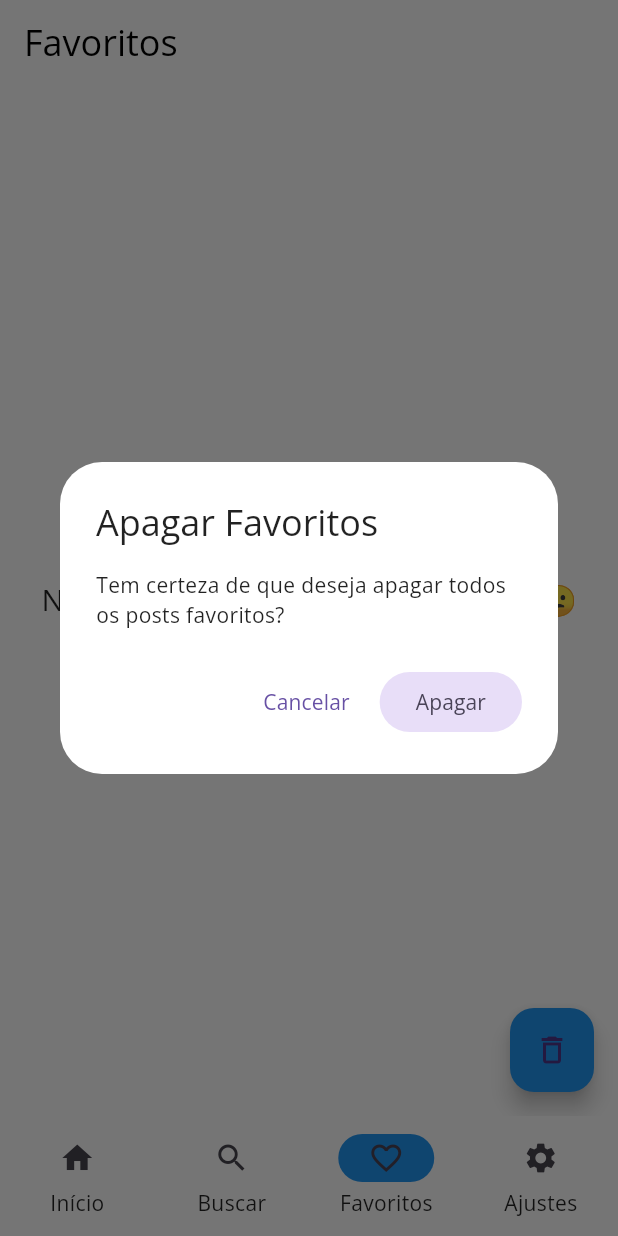
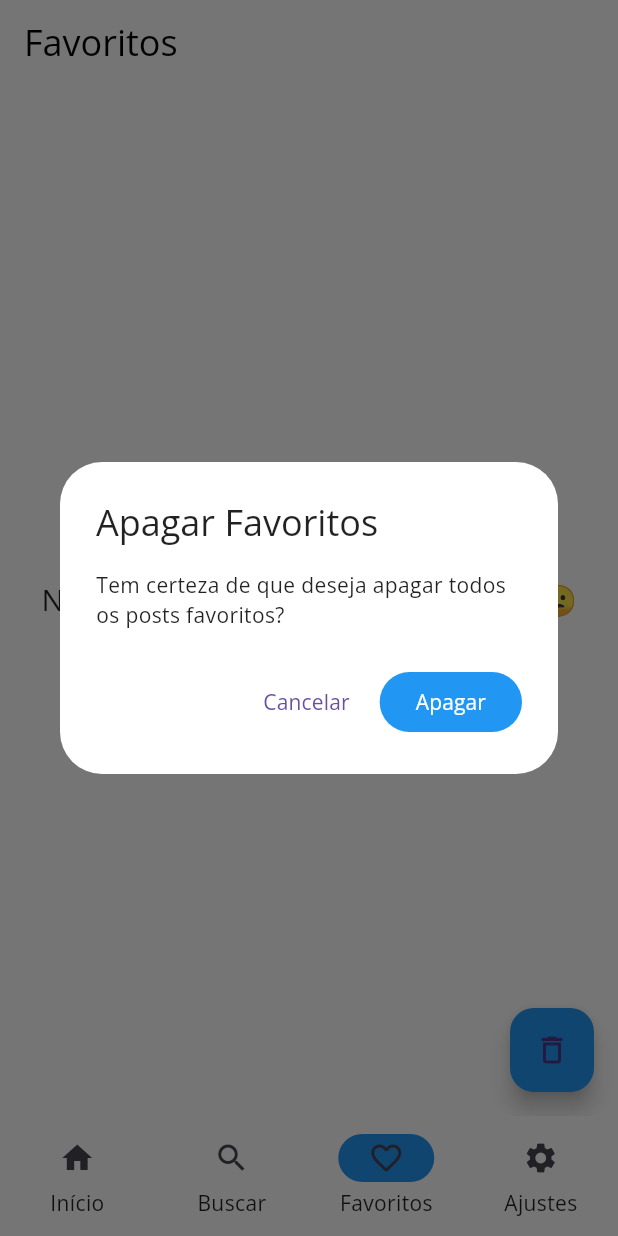
Before and after one commit to hendrilmendes/News-Droid, a Flutter app: the screen it shows after launch, item 3 of the bottom bar chosen, after a tap on the "delete outline" icon, on a phone screen of 412 x 824 dp. Run offline on Flutter 3.47's test engine with Material 3 defaults, Android fonts, the phone set to English and light mode, and no system bars; our stand-ins replace cached_network_image, connectivity_plus, firebase_core, firebase_crashlytics, flutter_widget_from_html, fluttertoast and 7 more; missing offline and left inert: feedback, flutter_email_sender, flutter_web_auth_2, onesignal_flutter; accounts and stored records are empty; generated files the repository leaves out were written again; network calls fail.

Commit message:
Melhorias na interface

```diff
--- a/lib/l10n/app_pt.arb
+++ b/lib/l10n/app_pt.arb
@@ -26,7 +26,7 @@
     "refresh": "Recarregar",
     "noResult": "Nenhum resultado encontrado 😱",
     "about": "Sobre",
-    "copyright": "Todos os direitos reservados.",
+    "copyright": "Todos os direitos reservados",
     "appDesc": "Um projeto amador para um app de notícias",
     "version": "Versão",
     "privacy": "Política de Privacidade",
@@ -58,5 +58,7 @@
     "after": "DEPOIS",
     "download": "BAIXAR",
     "noUpdate": "Nenhuma atualização disponível",
-    "noUpdateSub": "Tudo em dias parceiro 🤠"
+    "noUpdateSub": "Tudo em dias parceiro 🤠",
+    "removedFavorite": "Removido dos Favoritos",
+    "addFavorite": "Adicionado aos Favoritos"
 }
--- a/lib/telas/favoritos/favoritos.dart
+++ b/lib/telas/favoritos/favoritos.dart
@@ -30,7 +30,7 @@ class FavoritesScreen extends StatelessWidget {
                   },
                   child: Text(appLocalizations.cancel),
                 ),
-                FilledButton.tonal(
+                FilledButton(
                   onPressed: () {
                     Navigator.of(context).pop(true);
                   },
--- a/lib/telas/posts/posts_details.dart
+++ b/lib/telas/posts/posts_details.dart
@@ -81,10 +81,10 @@ class _PostDetailsScreenState extends State<PostDetailsScreen> {
 
     if (_isFavorite) {
       favoritePostsModel.removeFavorite(widget.postId);
-      _showToast("Removido dos Favoritos");
+      _showToast(AppLocalizations.of(context)!.removedFavorite);
     } else {
       favoritePostsModel.addFavorite(post);
-      _showToast("Adicionado aos Favoritos");
+      _showToast(AppLocalizations.of(context)!.addFavorite);
     }
 
     setState(() {
--- a/lib/tema/tema.dart
+++ b/lib/tema/tema.dart
@@ -65,8 +65,9 @@ class ThemeModel extends ChangeNotifier {
       ),
       bottomAppBarTheme: const BottomAppBarTheme(color: Colors.white),
       iconTheme: const IconThemeData(color: Colors.black),
-      bottomNavigationBarTheme:
-          const BottomNavigationBarThemeData(backgroundColor: Colors.white),
+      bottomNavigationBarTheme: const BottomNavigationBarThemeData(
+        backgroundColor: Colors.white,
+      ),
       cardTheme: const CardTheme(
         color: Colors.white,
       ),
@@ -86,6 +87,11 @@ class ThemeModel extends ChangeNotifier {
         selectedLabelTextStyle: TextStyle(color: Colors.black),
         unselectedLabelTextStyle: TextStyle(color: Colors.black),
       ),
+      filledButtonTheme: FilledButtonThemeData(
+        style: ButtonStyle(
+          backgroundColor: MaterialStateProperty.all<Color>(Colors.blue),
+        ),
+      ),
     );
   }
 
@@ -103,7 +109,7 @@ class ThemeModel extends ChangeNotifier {
         titleTextStyle: TextStyle(
             color: Colors.white, fontFamily: 'OpenSans', fontSize: 24),
       ),
-      bottomAppBarTheme: const BottomAppBarTheme(color: Colors.black87),
+      bottomAppBarTheme: const BottomAppBarTheme(color: Colors.black),
       iconTheme: const IconThemeData(color: Colors.white),
       bottomNavigationBarTheme:
           const BottomNavigationBarThemeData(backgroundColor: Colors.black),
@@ -127,6 +133,11 @@ class ThemeModel extends ChangeNotifier {
         selectedLabelTextStyle: TextStyle(color: Colors.white),
         unselectedLabelTextStyle: TextStyle(color: Colors.white),
       ),
+      filledButtonTheme: FilledButtonThemeData(
+        style: ButtonStyle(
+          backgroundColor: MaterialStateProperty.all<Color>(Colors.blue),
+        ),
+      ),
     );
   }
 }
--- a/lib/updater/updater.dart
+++ b/lib/updater/updater.dart
@@ -59,7 +59,7 @@ class Updater {
                   onPressed: () => Navigator.pop(context),
                   child: Text(localizations?.after ?? ''),
                 ),
-                FilledButton.tonal(
+                FilledButton(
                   onPressed: () {
                     if (Platform.isAndroid) {
                       // Android
@@ -96,7 +96,7 @@ class Updater {
                   style: const TextStyle(fontSize: 16.0),
                 ),
                 actions: <Widget>[
-                  FilledButton.tonal(
+                  FilledButton(
                     onPressed: () => Navigator.pop(context),
                     child: Text(localizations.ok),
                   ),
--- a/lib/widgets/bottom_navigation.dart
+++ b/lib/widgets/bottom_navigation.dart
@@ -44,6 +44,7 @@ class _BottomNavigationContainerState extends State<BottomNavigationContainer> {
                 NavigationRail(
                   groupAlignment: 0.0,
                   selectedIndex: currentIndex,
+                  indicatorColor: Colors.blue,
                   onDestinationSelected: onTabTapped,
                   labelType: NavigationRailLabelType.all,
                   destinations: [
@@ -80,7 +81,9 @@ class _BottomNavigationContainerState extends State<BottomNavigationContainer> {
               bottomNavigationBar: NavigationBarTheme(
                 data: NavigationBarThemeData(
                   indicatorColor: Colors.blue,
-                  backgroundColor: Theme.of(context).bottomNavigationBarTheme.backgroundColor,
+                  backgroundColor: Theme.of(context)
+                      .bottomNavigationBarTheme
+                      .backgroundColor,
                   labelTextStyle: MaterialStateProperty.all(
                     const TextStyle(fontSize: 14, fontWeight: FontWeight.w400),
                   ),
--- a/lib/widgets/shimmer_loading_home.dart
+++ b/lib/widgets/shimmer_loading_home.dart
@@ -35,13 +35,43 @@ Widget buildShimmerLoadingHome() {
                 ),
               ),
               const SizedBox(height: 8),
-              SizedBox(
-                height: 12,
-                width: 100,
-                child: Shimmer.fromColors(
-                  baseColor: Colors.grey[300]!,
-                  highlightColor: Colors.grey[100]!,
-                  child: Container(color: Colors.white),
+              Card(
+                clipBehavior: Clip.hardEdge,
+                shape: RoundedRectangleBorder(
+                  borderRadius: BorderRadius.circular(20.0),
+                ),
+                child: ListTile(
+                  contentPadding: const EdgeInsets.all(16.0),
+                  leading: ClipRRect(
+                    borderRadius: BorderRadius.circular(20.0),
+                    child: SizedBox(
+                      width: 100,
+                      height: 100,
+                      child: Shimmer.fromColors(
+                        baseColor: Colors.grey[300]!,
+                        highlightColor: Colors.grey[100]!,
+                        child: Container(color: Colors.white),
+                      ),
+                    ),
+                  ),
+                  title: SizedBox(
+                    height: 12,
+                    width: 150,
+                    child: Shimmer.fromColors(
+                      baseColor: Colors.grey[300]!,
+                      highlightColor: Colors.grey[100]!,
+                      child: Container(color: Colors.white),
+                    ),
+                  ),
+                  subtitle: SizedBox(
+                    height: 12,
+                    width: 200,
+                    child: Shimmer.fromColors(
+                      baseColor: Colors.grey[300]!,
+                      highlightColor: Colors.grey[100]!,
+                      child: Container(color: Colors.white),
+                    ),
+                  ),
                 ),
               ),
             ],
```
Also changed, not shown: lib/telas/comentarios/comentarios.dart (+8 -2 lines), lib/widgets/shimmer_loading_comentarios.dart (+7 -1 lines), pubspec.yaml (+5 -5 lines), firebase.json (added), lib/firebase_options.dart, pubspec.lock, 3 other files.
